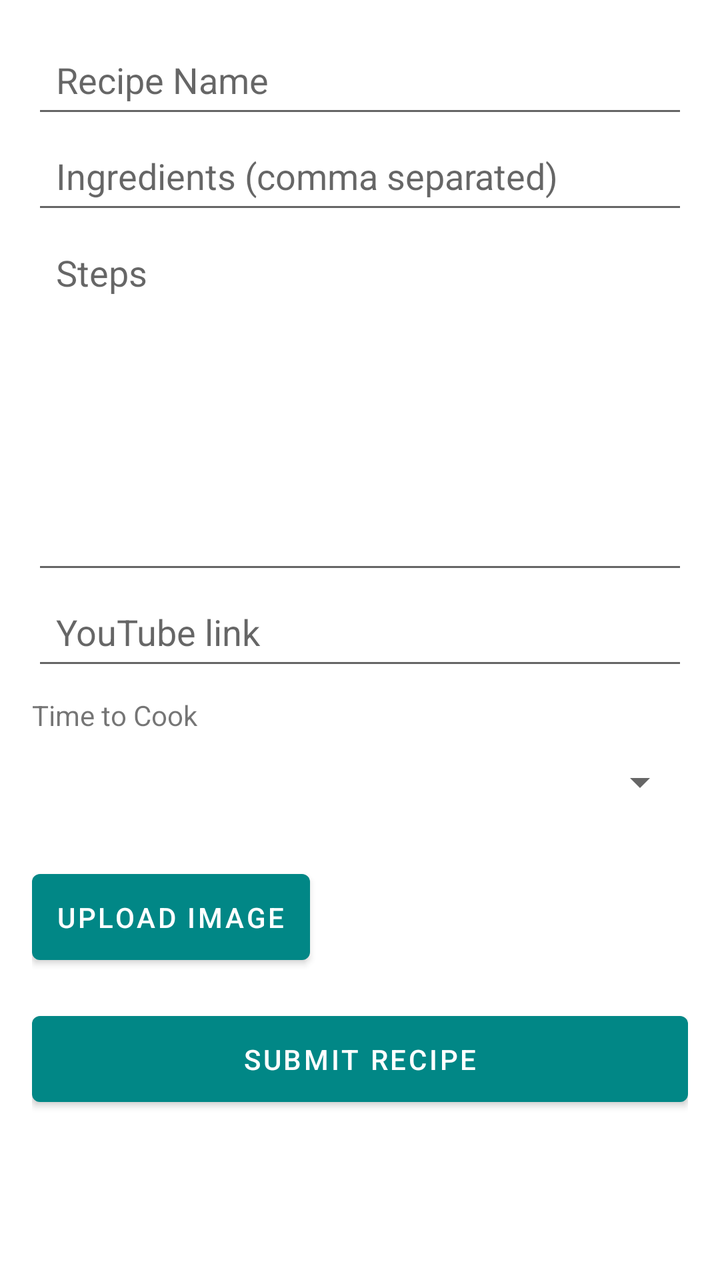
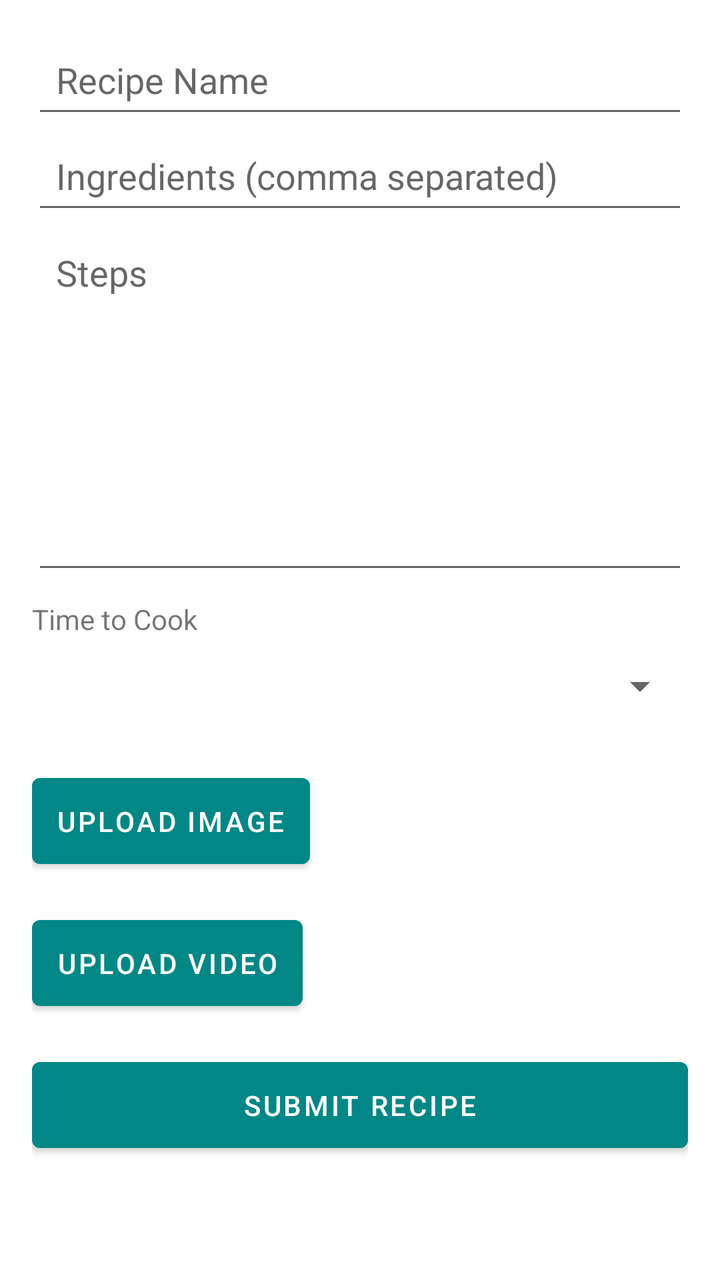

Before-and-after screenshots of an Android layout around one commit, followed by the original layout XML and the change that was made.
<!-- AndroidManifest.xml: application theme Theme.DishEka -->
<!-- res/layout/activity_add_recipe.xml -->
<?xml version="1.0" encoding="utf-8"?>
<LinearLayout xmlns:android="http://schemas.android.com/apk/res/android"
    android:layout_width="match_parent"
    android:layout_height="match_parent"
    android:orientation="vertical"
    android:padding="16dp">

    
    <EditText
        android:id="@+id/editTextRecipeName"
        android:layout_width="match_parent"
        android:layout_height="48dp"
        android:hint="Recipe Name"
        android:padding="12dp" />

    
    <EditText
        android:id="@+id/editTextIngredients"
        android:layout_width="match_parent"
        android:layout_height="48dp"
        android:hint="Ingredients (comma separated)"
        android:padding="12dp" />

    
    <EditText
        android:id="@+id/editTextSteps"
        android:layout_width="match_parent"
        android:layout_height="180dp"
        android:gravity="top|start"
        android:hint="Steps"
        android:inputType="text|textMultiLine"
        android:padding="12dp"
        android:singleLine="false"
        android:textAlignment="viewStart" />

    
    <EditText
        android:id="@+id/editTextUrl"
        android:layout_width="match_parent"
        android:layout_height="48dp"
        android:hint="YouTube link"
        android:padding="12dp" />

    <TextView
        android:id="@+id/textView2"
        android:layout_width="match_parent"
        android:layout_height="wrap_content"
        android:text="Time to Cook"
        android:paddingTop="8dp" />

    
    <Spinner
        android:id="@+id/spinnerPreparationTime"
        android:layout_width="match_parent"
        android:layout_height="48dp"
        android:padding="12dp" />

    
    <Button
        android:id="@+id/buttonUploadImage"
        android:layout_width="wrap_content"
        android:layout_height="wrap_content"
        android:text="Upload Image"
        android:padding="12dp"
        android:layout_marginTop="16dp" />

    
    <ImageView
        android:id="@+id/imageViewRecipe"
        android:layout_width="match_parent"
        android:layout_height="200dp"
        android:scaleType="centerCrop"
        android:visibility="gone"
        android:layout_marginTop="16dp" />

    
    <Button
        android:id="@+id/buttonSubmit"
        android:layout_width="match_parent"
        android:layout_height="wrap_content"
        android:text="Submit Recipe"
        android:padding="12dp"
        android:layout_marginTop="16dp" />

</LinearLayout>
<!-- resources referenced by this layout -->
<resources>
  <style name="Theme.DishEka" parent="Theme.MaterialComponents.DayNight">
          
          <item name="colorPrimary">@color/teal_700</item>
          <item name="colorPrimaryVariant">@color/purple_700</item>
          <item name="colorOnPrimary">@color/white</item>
          
          <item name="colorSecondary">@color/teal_200</item>
          <item name="colorSecondaryVariant">@color/teal_700</item>
          <item name="colorOnSecondary">@color/black</item>
          
          <item name="android:statusBarColor">?attr/colorPrimaryVariant</item>
  
          
      </style>
  <color name="teal_700">#FF018786</color>
  <color name="purple_700">#FF3700B3</color>
  <color name="white">#FFFFFFFF</color>
  <color name="teal_200">#FF03DAC5</color>
  <color name="black">#FF000000</color>
</resources>

<!-- the commit's change to res/layout/activity_add_recipe.xml (unified diff, before → after) -->
@@ -1,85 +1,103 @@
 <?xml version="1.0" encoding="utf-8"?>
-<LinearLayout xmlns:android="http://schemas.android.com/apk/res/android"
-    android:layout_width="match_parent"
+<ScrollView android:layout_width="match_parent"
     android:layout_height="match_parent"
-    android:orientation="vertical"
-    android:padding="16dp">
+    xmlns:android="http://schemas.android.com/apk/res/android">
 
-    
-    <EditText
-        android:id="@+id/editTextRecipeName"
+    <LinearLayout
         android:layout_width="match_parent"
-        android:layout_height="48dp"
-        android:hint="Recipe Name"
-        android:padding="12dp" />
+        android:layout_height="match_parent"
+        android:orientation="vertical"
+        android:padding="16dp">
 
-    
-    <EditText
-        android:id="@+id/editTextIngredients"
-        android:layout_width="match_parent"
-        android:layout_height="48dp"
-        android:hint="Ingredients (comma separated)"
-        android:padding="12dp" />
+        
+        <EditText
+            android:id="@+id/editTextRecipeName"
+            android:layout_width="match_parent"
+            android:layout_height="48dp"
+            android:hint="Recipe Name"
+            android:padding="12dp" />
 
-    
-    <EditText
-        android:id="@+id/editTextSteps"
-        android:layout_width="match_parent"
-        android:layout_height="180dp"
-        android:gravity="top|start"
-        android:hint="Steps"
-        android:inputType="text|textMultiLine"
-        android:padding="12dp"
-        android:singleLine="false"
-        android:textAlignment="viewStart" />
+        
+        <EditText
+            android:id="@+id/editTextIngredients"
+            android:layout_width="match_parent"
+            android:layout_height="48dp"
+            android:hint="Ingredients (comma separated)"
+            android:padding="12dp" />
 
-    
-    <EditText
-        android:id="@+id/editTextUrl"
-        android:layout_width="match_parent"
-        android:layout_height="48dp"
-        android:hint="YouTube link"
-        android:padding="12dp" />
+        
+        <EditText
+            android:id="@+id/editTextSteps"
+            android:layout_width="match_parent"
+            android:layout_height="180dp"
+            android:gravity="top|start"
+            android:hint="Steps"
+            android:inputType="text|textMultiLine"
+            android:padding="12dp"
+            android:singleLine="false"
+            android:textAlignment="viewStart" />
 
-    <TextView
-        android:id="@+id/textView2"
-        android:layout_width="match_parent"
-        android:layout_height="wrap_content"
-        android:text="Time to Cook"
-        android:paddingTop="8dp" />
+        
 
-    
-    <Spinner
-        android:id="@+id/spinnerPreparationTime"
-        android:layout_width="match_parent"
-        android:layout_height="48dp"
-        android:padding="12dp" />
+        <TextView
+            android:id="@+id/textView2"
+            android:layout_width="match_parent"
+            android:layout_height="wrap_content"
+            android:text="Time to Cook"
+            android:paddingTop="8dp" />
 
-    
-    <Button
-        android:id="@+id/buttonUploadImage"
-        android:layout_width="wrap_content"
-        android:layout_height="wrap_content"
-        android:text="Upload Image"
-        android:padding="12dp"
-        android:layout_marginTop="16dp" />
+        
 
-    
-    <ImageView
-        android:id="@+id/imageViewRecipe"
-        android:layout_width="match_parent"
-        android:layout_height="200dp"
-        android:scaleType="centerCrop"
-        android:visibility="gone"
-        android:layout_marginTop="16dp" />
+        
+        <Spinner
+            android:id="@+id/spinnerPreparationTime"
+            android:layout_width="match_parent"
+            android:layout_height="48dp"
+            android:padding="12dp" />
 
-    
-    <Button
-        android:id="@+id/buttonSubmit"
-        android:layout_width="match_parent"
-        android:layout_height="wrap_content"
-        android:text="Submit Recipe"
-        android:padding="12dp"
-        android:layout_marginTop="16dp" />
+        <Button
+            android:id="@+id/buttonUploadImage"
+            android:layout_width="wrap_content"
+            android:layout_height="wrap_content"
+            android:text="Upload Image"
+            android:padding="12dp"
+            android:layout_marginTop="16dp" />
 
-</LinearLayout>
+        
+        <ImageView
+            android:id="@+id/imageViewRecipe"
+            android:layout_width="match_parent"
+            android:layout_height="200dp"
+            android:scaleType="centerCrop"
+            android:visibility="gone"
+            android:layout_marginTop="16dp" />
+
+        
+
+        <Button
+            android:id="@+id/buttonUploadVideo"
+            android:layout_width="wrap_content"
+            android:layout_height="wrap_content"
+            android:layout_marginTop="16dp"
+            android:padding="12dp"
+            android:text="Upload Video" />
+
+        <ProgressBar
+            android:id="@+id/uploadProgressBar"
+            android:layout_width="match_parent"
+            android:layout_height="wrap_content"
+            android:layout_marginTop="16dp"
+            android:visibility="gone" />
+
+        <Button
+            android:id="@+id/buttonSubmit"
+            android:layout_width="match_parent"
+            android:layout_height="wrap_content"
+            android:layout_marginTop="16dp"
+            android:padding="12dp"
+            android:text="Submit Recipe" />
+
+
+    </LinearLayout>
+
+</ScrollView>
<!-- resource entries referenced after the edit -->
@@ -1,6 +1,6 @@
 <!-- resources referenced by this layout -->
 <resources>
-  <style name="Theme.DishEka" parent="Theme.MaterialComponents.DayNight">
+  <style name="Theme.DishEka" parent="Theme.MaterialComponents.Light">
           
           <item name="colorPrimary">@color/teal_700</item>
           <item name="colorPrimaryVariant">@color/purple_700</item>
